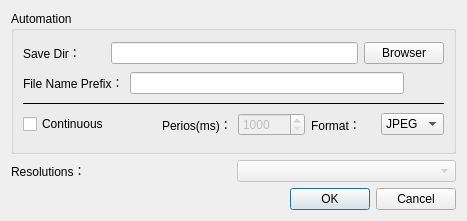
The window that snapshotdialog.ui (sltruman/mind-vision-example) describes before a commit, drawn with Qt 5.
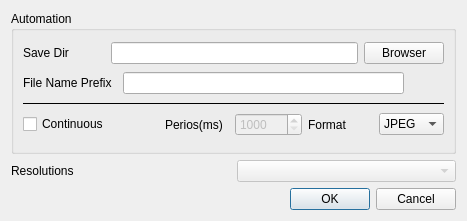
The same window after the commit.

Patch:
```diff
--- a/snapshotdialog.ui
+++ b/snapshotdialog.ui
@@ -34,7 +34,7 @@
            </sizepolicy>
           </property>
           <property name="text">
-           <string>Save Dir：</string>
+           <string>Save Dir</string>
           </property>
          </widget>
         </item>
@@ -65,7 +65,7 @@
            </sizepolicy>
           </property>
           <property name="text">
-           <string>File Name Prefix：</string>
+           <string>File Name Prefix</string>
           </property>
          </widget>
         </item>
@@ -114,7 +114,7 @@
           <item>
            <widget class="QLabel" name="label_21">
             <property name="text">
-             <string>Perios(ms)：</string>
+             <string>Perios(ms)</string>
             </property>
            </widget>
           </item>
@@ -138,7 +138,7 @@
           <item>
            <widget class="QLabel" name="label_20">
             <property name="text">
-             <string>Format：</string>
+             <string>Format</string>
             </property>
            </widget>
           </item>
@@ -178,7 +178,7 @@
      <item>
       <widget class="QLabel" name="label_22">
        <property name="text">
-        <string>Resolutions：</string>
+        <string>Resolutions</string>
        </property>
       </widget>
      </item>
```
